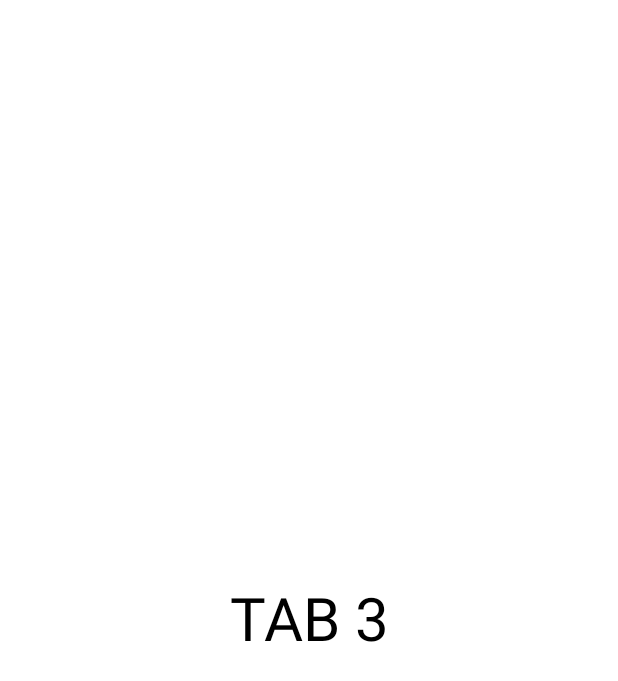
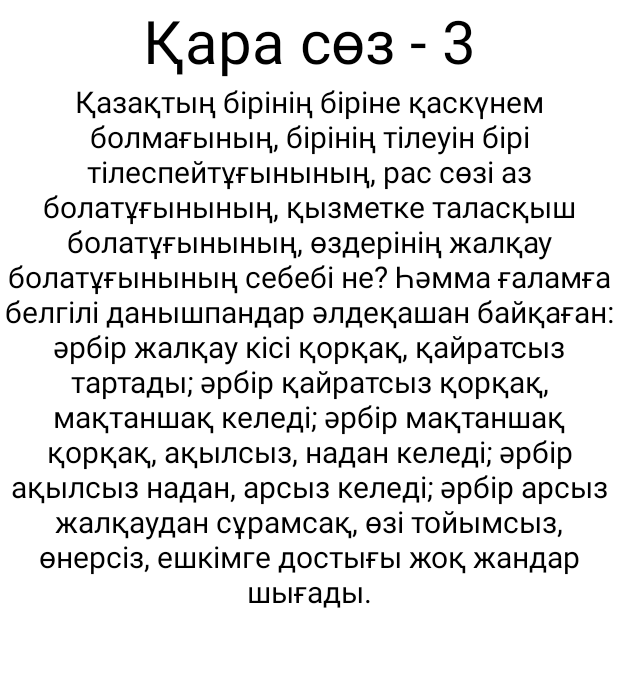
Before and after one commit to jumagaliev1/bugin-erten, an Android app: the layout fragment_yesterday.xml on its own in the app's theme, with its tools: preview values and no code run, on a phone screen of 412 x 824 dp. Shown: the top 681 px of the screen. Run offline under Robolectric (Android 15) with nearby library versions, the phone set to English and light mode, and no system bars.

Commit message:
added scroll view to fragments

```diff
--- a/app/src/main/res/layout/fragment_yesterday.xml
+++ b/app/src/main/res/layout/fragment_yesterday.xml
@@ -3,15 +3,32 @@
     xmlns:tools="http://schemas.android.com/tools"
     android:layout_width="match_parent"
     android:layout_height="match_parent"
-    tools:context=".yesterday">
+    tools:context=".today">
 
     <!-- TODO: Update blank fragment layout -->
-    <TextView
+
+    <ScrollView
         android:layout_width="match_parent"
-        android:layout_height="match_parent"
-        android:text="TAB 3"
-        android:gravity="center"
-        android:textColor="@color/black"
-        android:textSize="40dp"/>
+        android:layout_height="match_parent">
+        <LinearLayout
+            android:layout_width="match_parent"
+            android:layout_height="wrap_content"
+            android:orientation="vertical">
+            <TextView
+                android:layout_width="match_parent"
+                android:layout_height="match_parent"
+                android:text="Қара сөз - 3"
+                android:gravity="center"
+                android:textColor="@color/black"
+                android:textSize="40dp"/>
+            <TextView
+                android:layout_width="match_parent"
+                android:layout_height="match_parent"
+                android:text="@string/qarasoz3"
+                android:gravity="center"
+                android:textColor="@color/black"
+                android:textSize="20dp"/>
+        </LinearLayout>
+    </ScrollView>
 
 </FrameLayout>
--- a/app/src/main/res/values/strings.xml
+++ b/app/src/main/res/values/strings.xml
@@ -2,4 +2,7 @@
     <string name="app_name">Bugin-Erten</string>
     <!-- TODO: Remove or change this placeholder text -->
     <string name="hello_blank_fragment">Hello blank fragment</string>
+    <string name="qarasoz1">Бұл жасқа келгенше жақсы өткіздік пе, жаман өткіздік пе, әйтеуір бірталай өмірімізді өткіздік: алыстық, жұлыстық, айтыстық, тартыстық – әурешілікті көре-көре келдік. Енді жер ортасы жасқа келдік: қажыдық, жалықтық; қылып жүрген ісіміздің баянсызын, байлаусызын көрдік, бәрі қоршылық екенін білдік. Ал, енді қалған өмірімізді қайтіп, не қылып өткіземіз? Соны таба алмай өзім де қайранмын.</string>
+    <string name="qarasoz2">Мен бала күнімде естуші едім, біздің қазақ сартты көрсе, күлуші еді "енеңді ұрайын, кең қолтық, шүлдіреген тәжік, Арқадан үй төбесіне саламын деп, қамыс артқан, бұтадан қорыққан, көз көргенде "әке-үке" десіп, шығып кетсе, қызын боқтасқан, "сарт-сұрт деген осы" деп. Ноғайды көрсе, оны да боқтап күлуші еді: "түйеден қорыққан ноғай, атқа мінсе – шаршап, жаяу жүрсе – демін алады, ноғай дегенше, ноқай десеңші, түкке ыңғайы келмейді, солдат ноғай, қашқын ноғай, башалшік ноғай" деп. Орысқа да күлуші еді: "ауылды көрсе шапқан, жаман сасыр бас орыс" деп.</string>
+    <string name="qarasoz3">Қазақтың бірінің біріне қаскүнем болмағының, бірінің тілеуін бірі тілеспейтұғынының, рас сөзі аз болатұғынының, қызметке таласқыш болатұғынының, өздерінің жалқау болатұғынының себебі не? Һәмма ғаламға белгілі данышпандар әлдеқашан байқаған: әрбір жалқау кісі қорқақ, қайратсыз тартады; әрбір қайратсыз қорқақ, мақтаншақ келеді; әрбір мақтаншақ қорқақ, ақылсыз, надан келеді; әрбір ақылсыз надан, арсыз келеді; әрбір арсыз жалқаудан сұрамсақ, өзі тойымсыз, өнерсіз, ешкімге достығы  жоқ жандар  шығады.</string>
 </resources>
```
Also changed, not shown: app/src/main/res/layout/fragment_today.xml (+23 -6 lines), app/src/main/res/layout/fragment_tomorrow.xml (+24 -7 lines), app/src/main/res/layout/list_today.xml (added, +10 -0 lines).
